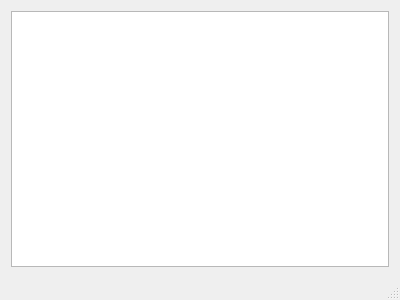
Before: the Qt Designer form mainwindow.ui in dikng/logReader, drawn with Qt 5.
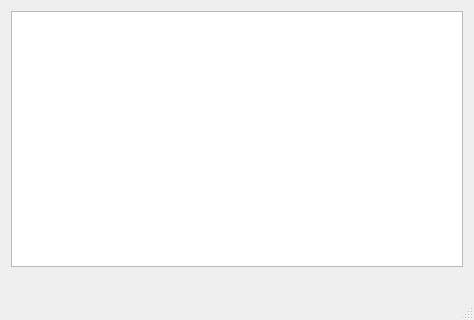
After: the same form once the commit is applied.

What changed in the file:
```diff
--- a/mainwindow.ui
+++ b/mainwindow.ui
@@ -6,8 +6,8 @@
    <rect>
     <x>0</x>
     <y>0</y>
-    <width>400</width>
-    <height>300</height>
+    <width>474</width>
+    <height>320</height>
    </rect>
   </property>
   <property name="windowTitle">
@@ -15,8 +15,28 @@
   </property>
   <widget class="QWidget" name="centralWidget">
    <layout class="QGridLayout" name="gridLayout">
-    <item row="0" column="0">
-     <widget class="QTableWidget" name="tableWidget"/>
+    <item row="2" column="0">
+     <widget class="QTableWidget" name="tableWidget">
+      <property name="sizePolicy">
+       <sizepolicy hsizetype="Expanding" vsizetype="MinimumExpanding">
+        <horstretch>0</horstretch>
+        <verstretch>0</verstretch>
+       </sizepolicy>
+      </property>
+     </widget>
+    </item>
+    <item row="3" column="0">
+     <widget class="QLabel" name="label">
+      <property name="sizePolicy">
+       <sizepolicy hsizetype="Expanding" vsizetype="Minimum">
+        <horstretch>0</horstretch>
+        <verstretch>0</verstretch>
+       </sizepolicy>
+      </property>
+      <property name="text">
+       <string/>
+      </property>
+     </widget>
     </item>
    </layout>
   </widget>
```
Left out of the diff: 4 changed lines with no effect on the pictures.
